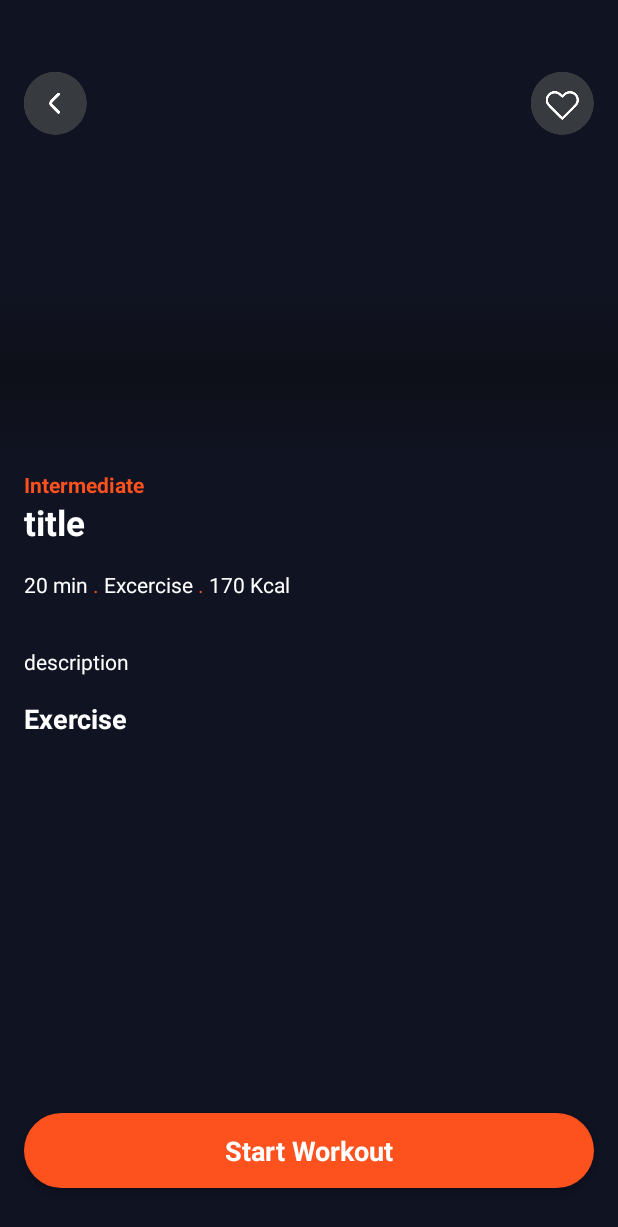
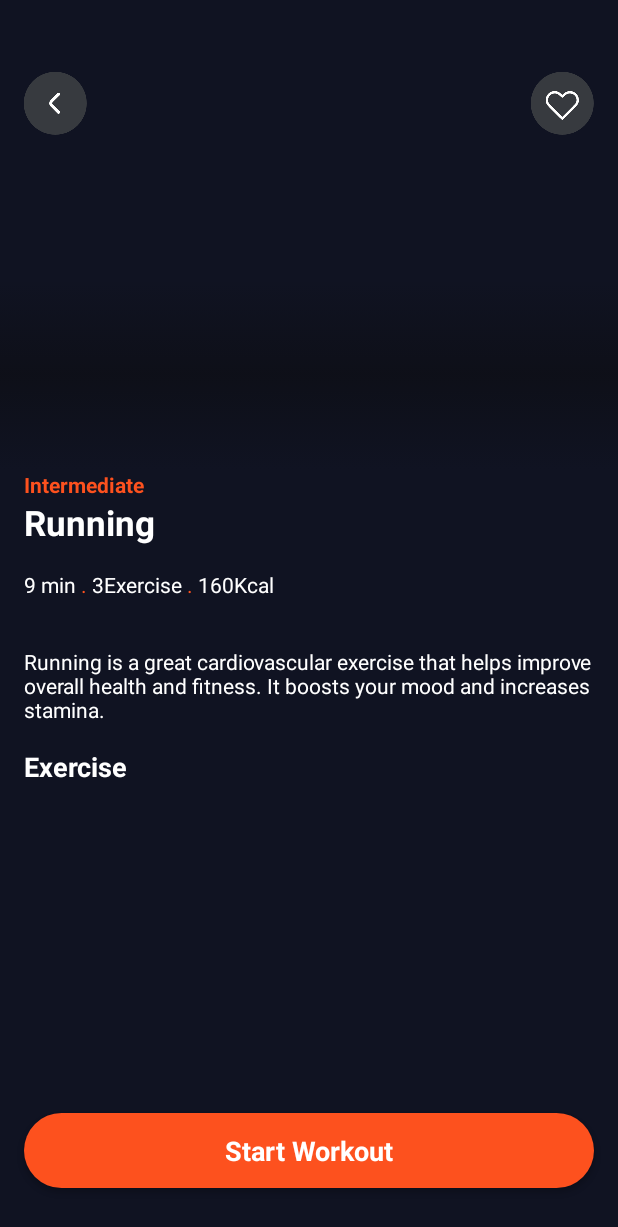
Before and after one commit to Saadmehmood1234/androidApp, an Android app: the MainActivity screen opened directly, with no data from a screen before it, after a tap on "Running", on a phone screen of 412 x 824 dp. Shown: the top 1227 px of the screen. Run offline under Robolectric (Android 15) with nearby library versions, the phone set to English and light mode, and no system bars; pictures from the network do not load.

Commit message:
third commit

```diff
--- a/app/src/main/java/com/example/app3/Activity/MainActivity.java
+++ b/app/src/main/java/com/example/app3/Activity/MainActivity.java
@@ -1,4 +1,77 @@
-package com.example.app3.Activity;
+//package com.example.app3.Activity;
+//
+//import android.os.Bundle;
+//import android.view.WindowManager;
+//
+//import androidx.appcompat.app.AppCompatActivity;
+//import androidx.recyclerview.widget.LinearLayoutManager;
+//
+//import com.example.app3.Adapter.WorkoutAdapter;
+//import com.example.app3.Domain.Lessions;
+//import com.example.app3.Domain.Workout;
+//import com.example.app3.databinding.ActivityIntroBinding;
+//import com.example.app3.databinding.ActivityMainBinding;
+//
+//import java.util.ArrayList;
+//
+//public class MainActivity extends AppCompatActivity {
+//   ActivityMainBinding binding;
+//    @Override
+//    protected void onCreate(Bundle savedInstanceState) {
+//        super.onCreate(savedInstanceState);
+//        binding=ActivityMainBinding.inflate(getLayoutInflater());
+//        setContentView(binding.getRoot());
+//
+//        getWindow().setFlags(WindowManager.LayoutParams.FLAG_LAYOUT_NO_LIMITS,WindowManager.LayoutParams.FLAG_LAYOUT_NO_LIMITS);
+//
+//        binding.view1.setLayoutManager(new LinearLayoutManager(MainActivity.this,LinearLayoutManager.HORIZONTAL,false));
+//        binding.view1.setAdapter(new WorkoutAdapter(getData()));
+//    }
+//
+//private ArrayList<Workout> getData(){
+//        ArrayList<Workout> list=new ArrayList<>();
+//        list.add(new Workout("Running","Some content","pic_1",160,"9 min",getLession_1()));
+//        list.add(new Workout("Stretching","Some content","pic_2",230,"85 min",getLession_2()));
+//        list.add(new Workout("Yoga","Some content","pic_3",180,"65 min",getLession_3()));
+//
+//    return list;
+//
+//}
+//
+//private ArrayList<Lessions> getLession_1(){
+//        ArrayList<Lessions> list=new ArrayList<>();
+//        list.add(new Lessions("pic_1_1","HBPMvFkpNgE","03:46","Lession 1"));
+//        list.add(new Lessions("pic_1_2","K6I24WgiiPw","03:41","Lession 2"));
+//        list.add(new Lessions("pic_1_3","Zc08v4YY0eA","01:57","Lession 3"));
+//        return list;
+//
+//}
+//
+//    private ArrayList<Lessions> getLession_2(){
+//        ArrayList<Lessions> list=new ArrayList<>();
+//        list.add(new Lessions("pic_3_1","L3eImBAXT7I","20:23","Lession 1"));
+//        list.add(new Lessions("pic_3_2","47Exgz07FlU","18:27","Lession 2"));
+//        list.add(new Lessions("pic_3_3","0mLx8tmaQ-4","32:25","Lession 3"));
+//        list.add(new Lessions("pic_3_4","w86EalEoFRY","07:52","Lession 4"));
+//        return list;
+//
+//    }
+//
+//    private ArrayList<Lessions> getLession_3(){
+//        ArrayList<Lessions> list=new ArrayList<>();
+//        list.add(new Lessions("pic_3_1","v7AYKMP6rOE","22:23","Lession 1"));
+//        list.add(new Lessions("pic_3_2","Eml2xnolPYE","19:57","Lession 2"));
+//        list.add(new Lessions("pic_3_3","v7SN-d4qXx0","30:08","Lession 3"));
+//        list.add(new Lessions("pic_3_4","LqXZ628YNj4","18:09","Lession 4"));
+//        return list;
+//
+//    }
+//
+//
+//}
+//
+//
+ package com.example.app3.Activity;
 
 import android.os.Bundle;
 import android.view.WindowManager;
@@ -30,9 +103,9 @@ public class MainActivity extends AppCompatActivity {
 
 private ArrayList<Workout> getData(){
         ArrayList<Workout> list=new ArrayList<>();
-        list.add(new Workout("Running","Some content","pic_1",160,"9 min",getLession_1()));
-        list.add(new Workout("Stretching","Some content","pic_2",230,"85 min",getLession_2()));
-        list.add(new Workout("Yoga","Some content","pic_3",180,"65 min",getLession_3()));
+        list.add(new Workout("Running","Running is a great cardiovascular exercise that helps improve overall health and fitness. It boosts your mood and increases stamina.","pic_1",160,"9 min",getLession_1()));
+        list.add(new Workout("Stretching","Stretching helps improve flexibility and range of motion. It is crucial for injury prevention and muscle recovery after workouts.","pic_2",230,"85 min",getLession_2()));
+        list.add(new Workout("Yoga","Yoga combines physical postures, breathing exercises, and meditation. It enhances mental clarity, reduces stress, and promotes physical well-being.","pic_3",180,"65 min",getLession_3()));
 
     return list;
 
--- a/app/src/main/java/com/example/app3/Activity/WorkoutActivity.java
+++ b/app/src/main/java/com/example/app3/Activity/WorkoutActivity.java
@@ -1,25 +1,57 @@
 package com.example.app3.Activity;
 
 import android.os.Bundle;
+import android.view.View;
+import android.view.WindowManager;
 
 import androidx.activity.EdgeToEdge;
 import androidx.appcompat.app.AppCompatActivity;
 import androidx.core.graphics.Insets;
 import androidx.core.view.ViewCompat;
 import androidx.core.view.WindowInsetsCompat;
+
+import com.bumptech.glide.Glide;
+import com.example.app3.Adapter.LessonsAdapter;
+import com.example.app3.Domain.Workout;
 import com.example.app3.R;
+import com.example.app3.databinding.ActivityWorkoutBinding;
 
 public class WorkoutActivity extends AppCompatActivity {
-
+    ActivityWorkoutBinding binding;
+    private Workout workout;
     @Override
     protected void onCreate(Bundle savedInstanceState) {
         super.onCreate(savedInstanceState);
-        EdgeToEdge.enable(this);
-        setContentView(R.layout.activity_workout);
-        ViewCompat.setOnApplyWindowInsetsListener(findViewById(R.id.main), (v, insets) -> {
-            Insets systemBars = insets.getInsets(WindowInsetsCompat.Type.systemBars());
-            v.setPadding(systemBars.left, systemBars.top, systemBars.right, systemBars.bottom);
-            return insets;
+         binding=ActivityWorkoutBinding.inflate(getLayoutInflater());
+        setContentView(binding.getRoot());
+        getWindow().setFlags(WindowManager.LayoutParams.FLAG_LAYOUT_NO_LIMITS,WindowManager.LayoutParams.FLAG_LAYOUT_NO_LIMITS);
+        getObject();
+        setVariable();
+
+    }
+
+    private void getObject() {
+        workout=(Workout) getIntent().getSerializableExtra("object");
+    }
+
+    private void setVariable() {
+        int resId=getResources().getIdentifier(workout.getPicPath(),"drewable",getPackageName());
+        Glide.with(this)
+                .load(resId)
+                .into(binding.pic);
+
+        binding.backBtn.setOnClickListener(new View.OnClickListener() {
+            @Override
+            public void onClick(View view) {
+                finish();
+            }
         });
+        binding.titleTxt.setText(workout.getTitle());
+        binding.ExcersizeTxt.setText(workout.getLessions().size()+"Exercise");
+        binding.KcalTxt.setText(workout.getKcal()+"Kcal");
+        binding.duration.setText(workout.getDurationAll());
+        binding.descriptionTxt.setText(workout.getDescription());
+
+        binding.view3.setAdapter(new LessonsAdapter(workout.getLessions()));
     }
 }
--- a/app/src/main/java/com/example/app3/Domain/Lessions.java
+++ b/app/src/main/java/com/example/app3/Domain/Lessions.java
@@ -1,6 +1,8 @@
 package com.example.app3.Domain;
 
-public class Lessions {
+import java.io.Serializable;
+
+public class Lessions implements Serializable {
     private String title;
     private String duration;
     private String link;
--- a/app/src/main/res/layout/activity_workout.xml
+++ b/app/src/main/res/layout/activity_workout.xml
@@ -22,7 +22,7 @@
           android:layout_height="match_parent">
 
         <ImageView
-            android:id="@+id/imageView2"
+            android:id="@+id/pic"
             android:layout_width="wrap_content"
             android:layout_height="305dp"
             android:layout_marginTop="8dp"
@@ -57,7 +57,7 @@
             android:layout_width="wrap_content"
             android:layout_height="127dp"
             android:background="@drawable/gradient_bg"
-            app:layout_constraintBottom_toBottomOf="@+id/imageView2"
+            app:layout_constraintBottom_toBottomOf="@+id/pic"
             app:layout_constraintEnd_toEndOf="parent"
             app:layout_constraintStart_toStartOf="parent" />
       </androidx.constraintlayout.widget.ConstraintLayout>
@@ -139,7 +139,7 @@
           android:textColor="@color/white" />
 
       <TextView
-          android:id="@+id/textView19"
+          android:id="@+id/Excer"
           android:layout_width="match_parent"
           android:layout_height="wrap_content"
           android:text="Exercise"
```
Also changed, not shown: app/src/main/java/com/example/app3/Adapter/LessonsAdapter.java (added, +74 -0 lines), app/src/main/res/layout/viewholder_exercise.xml (added, +53 -0 lines).
